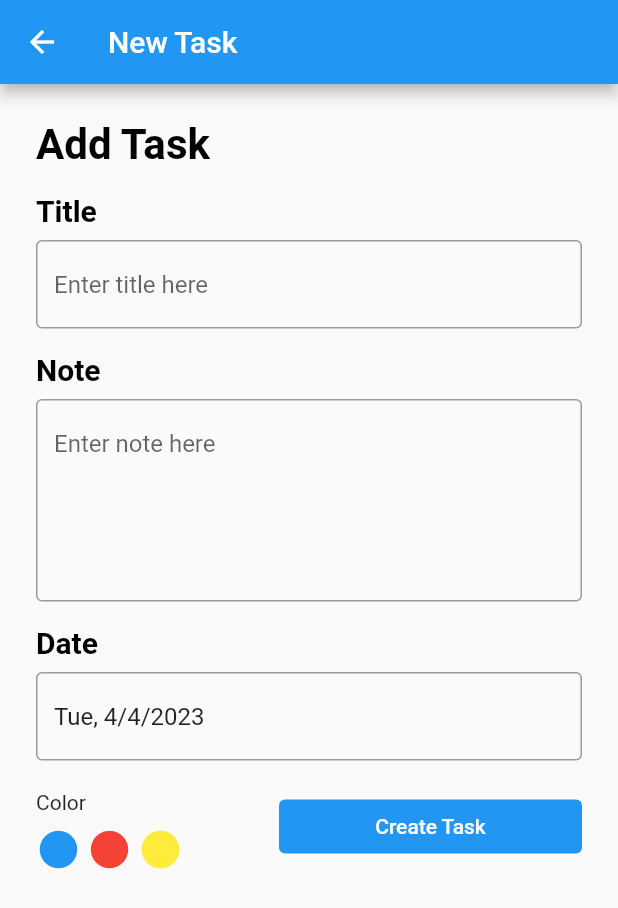
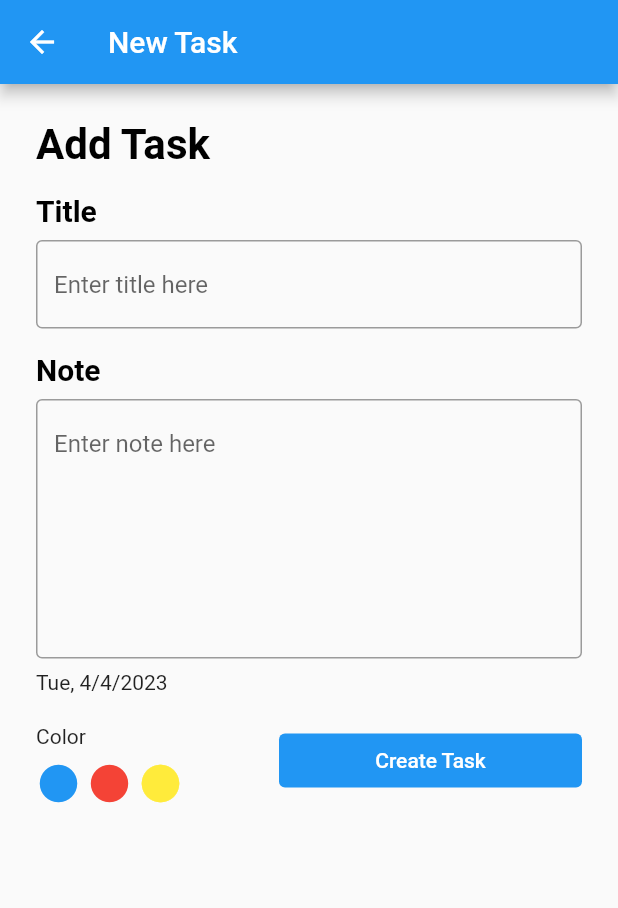
Before and after one commit to Bassem0gamal/getx_test_1, a Flutter app: the AddTask screen opened by its route, on a phone screen of 412 x 824 dp. Shown: the top 908 px of the screen. Run offline on Flutter 3.47's test engine with Material 2 defaults, Android fonts, the phone set to English and light mode, and no system bars; our stand-ins replace date_picker_timeline, get, sqflite; accounts and stored records are empty.

Commit message:
Changing the date function for "addTask","editTask" making it unchangeable

```diff
--- a/lib/task/add_screen/add_task.dart
+++ b/lib/task/add_screen/add_task.dart
@@ -49,15 +49,10 @@ class _AddTaskState extends State<AddTask> {
                     hint: 'Enter note here',
                     controller: addTaskController.note,
                     validator: addTaskController.noteValidator,
-                    maxLines: 5,
+                    maxLines: 7,
                   ),
-                  TaskInputField(
-                    title: 'Date',
-                    hint: null,
-                    controller: addTaskController.date,
-                    validator: null,
-                    maxLines: 1,
-                  ),
+                  const SizedBox(height: 8.0),
+                  Text(addTaskController.date),
                   Row(
                     crossAxisAlignment: CrossAxisAlignment.end,
                     children: [
--- a/lib/task/add_screen/add_task_controller.dart
+++ b/lib/task/add_screen/add_task_controller.dart
@@ -10,15 +10,15 @@ class AddTaskController extends GetxController {
 
   final TextEditingController title = TextEditingController();
   final TextEditingController note = TextEditingController();
-  final TextEditingController date =
-      TextEditingController(text: DateFormat.yMEd().format(DateTime.now()));
+  final String date =
+       DateFormat.yMEd().format(DateTime.now());
 
   void addTasks() {
     if (AddTask.formKey.currentState!.validate()) {
       _dataSource.addTask(
         title: title.text,
         note: note.text,
-        date: date.text,
+        date: date,
       );
       Get.back(result: true);
     }
@@ -28,7 +28,6 @@ class AddTaskController extends GetxController {
   void onClose() {
     title.dispose();
     note.dispose();
-    date.dispose();
 
     super.dispose();
   }
```
Also changed, not shown: lib/task/edit_screen/edit_task.dart (+3 -8 lines), lib/task/edit_screen/edit_task_controller.dart (+3 -4 lines).
